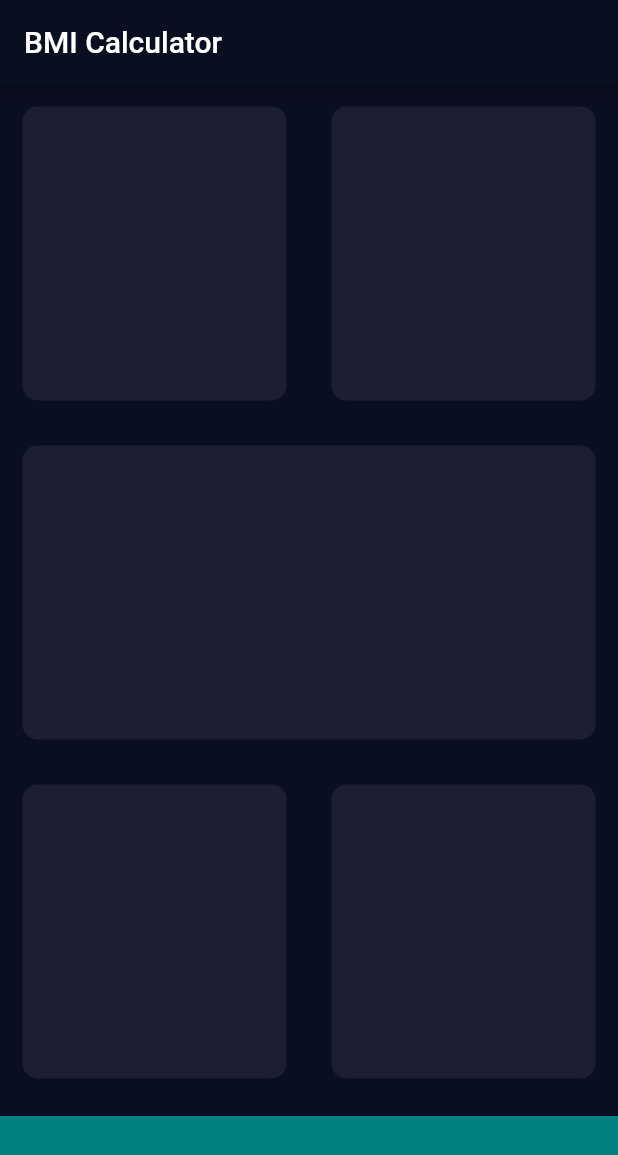
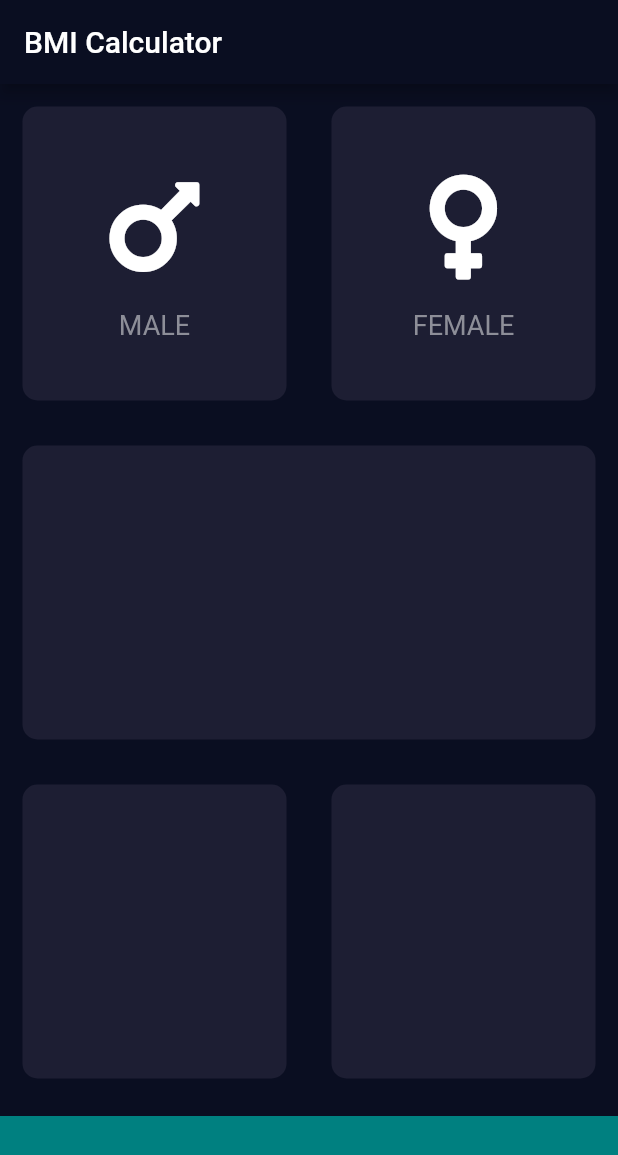
Before and after one commit to HaarshR/flutter_bmi_calculator, a Flutter app: the screen it shows after launch, on a phone screen of 412 x 824 dp. Shown: the top 1155 px of the screen. Run offline on Flutter 3.47's test engine with Material 2 defaults, Android fonts, the phone set to English and light mode, and no system bars; our stand-ins replace font_awesome_flutter.

Commit message:
Separated IconContent

```diff
--- /dev/null
+++ b/lib/icon_content.dart
@@ -0,0 +1,31 @@
+import 'package:flutter/material.dart';
+
+class IconContent extends StatelessWidget {
+  IconContent({@required this.icon, @required this.label});
+
+  final IconData icon;
+  final String label;
+
+  @override
+  Widget build(BuildContext context) {
+    return Column(
+      mainAxisAlignment: MainAxisAlignment.center,
+      children: <Widget>[
+        Icon(
+          this.icon,
+          size: 80.0,
+        ),
+        SizedBox(
+          height: 15.0,
+        ),
+        Text(
+          this.label,
+          style: TextStyle(
+            fontSize: 18.0,
+            color: Color(0xFF8D8E98),
+          ),
+        )
+      ],
+    );
+  }
+}
--- a/lib/input_page.dart
+++ b/lib/input_page.dart
@@ -1,4 +1,6 @@
 import 'package:flutter/material.dart';
+import 'package:font_awesome_flutter/font_awesome_flutter.dart';
+import 'icon_content.dart';
 
 const bottomContainerHeight = 80.0;
 const bottomContainerColor = Color(0xFF008080);
@@ -25,11 +27,19 @@ class _InputPageState extends State<InputPage> {
                   Expanded(
                     child: ReusableCard(
                       color: activeCardColor,
+                      child: IconContent(
+                        icon: FontAwesomeIcons.mars,
+                        label: 'MALE',
+                      ),
                     ),
                   ),
                   Expanded(
                     child: ReusableCard(
                       color: activeCardColor,
+                      child: IconContent(
+                        icon: FontAwesomeIcons.venus,
+                        label: 'FEMALE',
+                      ),
                     ),
                   ),
                 ],
```
